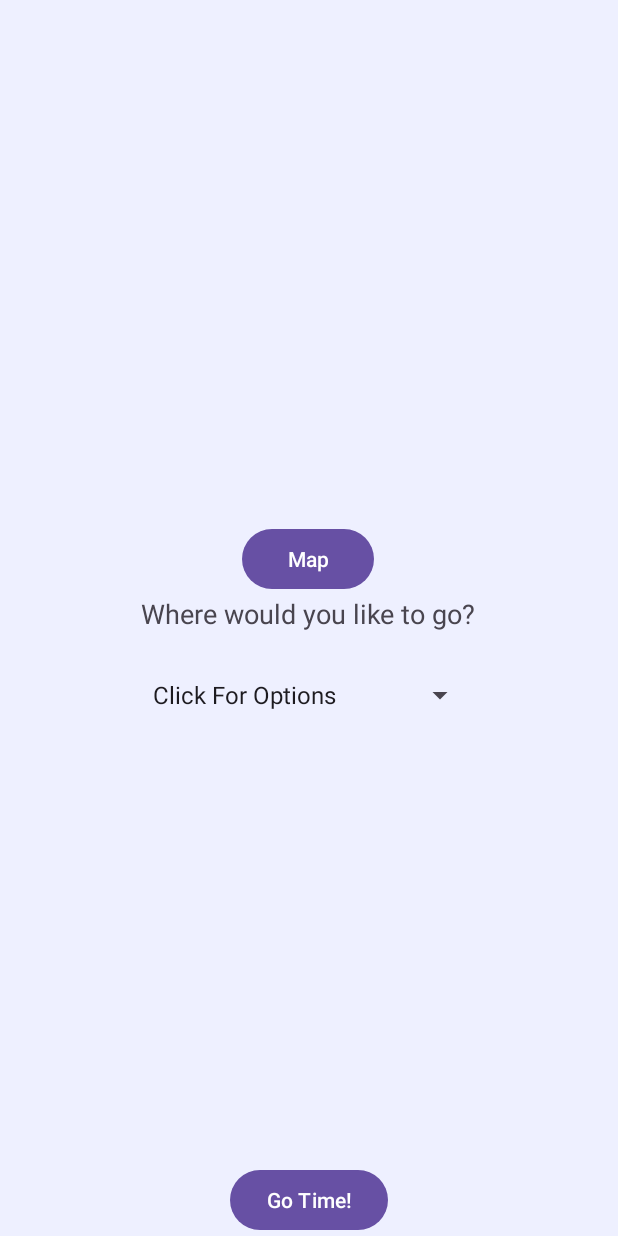
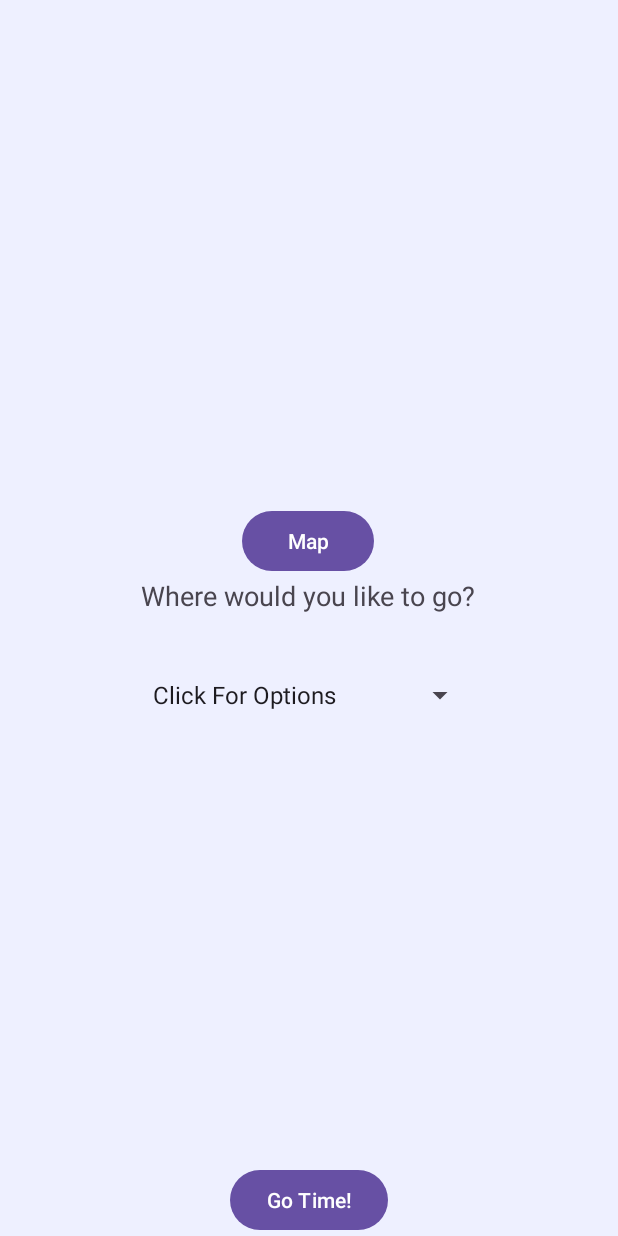
Before and after one commit to Akshat2923/akshat_nAvii, an Android app: the layout fragment_destination.xml on its own in the app's theme, with its tools: preview values and no code run, on a phone screen of 412 x 824 dp. Run offline under Robolectric (Android 15) with nearby library versions, the phone set to English and light mode, and no system bars.

Commit message:
alot of stuff3

```diff
--- a/app/src/main/java/com/example/akshat_navii/destination.kt
+++ b/app/src/main/java/com/example/akshat_navii/destination.kt
@@ -56,6 +56,12 @@ class destination : Fragment() {
                 Log.d(TAG,"Failed to read value.")
             }
         })
+        val buttonMap: Button = view.findViewById(R.id.buttonMap)
+        buttonMap.setOnClickListener {
+            // Save the selected location to Firebase Realtime Database
+            // Navigate to the next fragment
+            (activity as MainActivity).replaceFragment(currentLocation())
+        }
 
         spinner.onItemSelectedListener = object : AdapterView.OnItemSelectedListener {
             override fun onItemSelected(
@@ -79,12 +85,7 @@ class destination : Fragment() {
             // Navigate to the next fragment
             (activity as MainActivity).replaceFragment(instructions())
         }
-        val buttonMap: Button = view.findViewById(R.id.buttonMap)
-        buttonMap.setOnClickListener {
-            // Save the selected location to Firebase Realtime Database
-            // Navigate to the next fragment
-            (activity as MainActivity).replaceFragment(currentLocation())
-        }
+
 
         return view
     }
--- a/app/src/main/res/layout/fragment_destination.xml
+++ b/app/src/main/res/layout/fragment_destination.xml
@@ -38,17 +38,18 @@
         <Spinner
             android:id="@+id/spinner"
             android:layout_width="match_parent"
-            android:layout_height="wrap_content"
+            android:layout_height="48dp"
             android:entries="@array/locations_array"
             android:layout_marginTop="30dp"/>
 
 
     </LinearLayout>
+
     <Button
         android:id="@+id/buttonGoTime"
         android:layout_width="wrap_content"
         android:layout_height="wrap_content"
-        android:text="Go Time!"
-        android:layout_gravity="bottom|center_horizontal" />
+        android:layout_gravity="bottom|center_horizontal"
+        android:text="Go Time!" />
 
 </FrameLayout>
```
